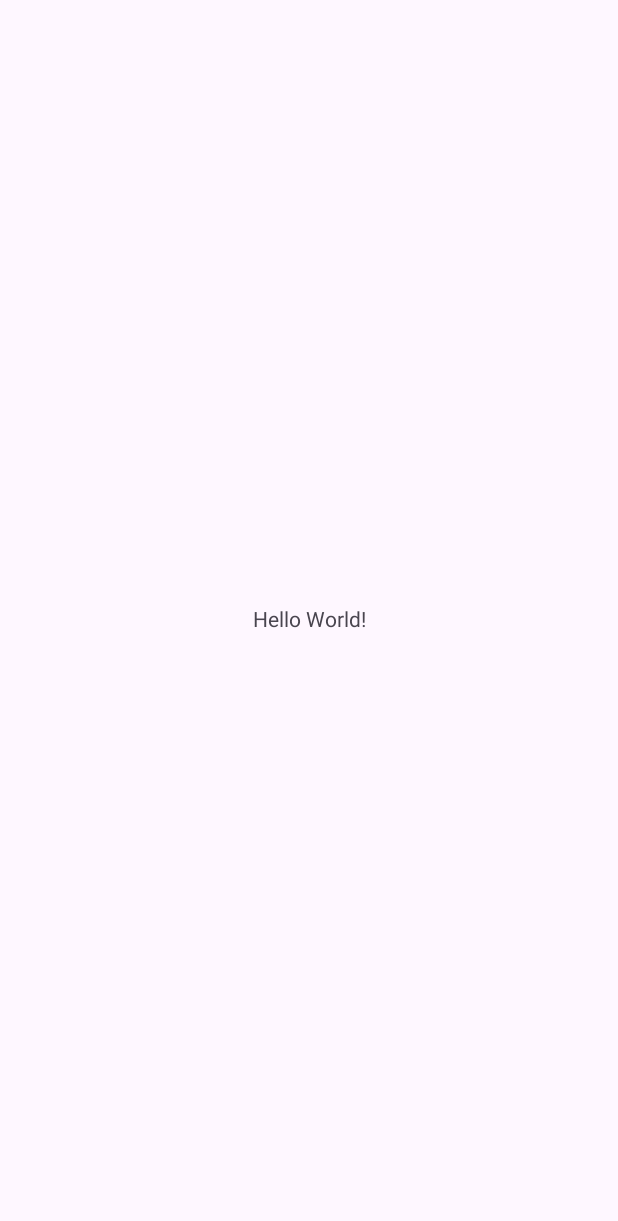
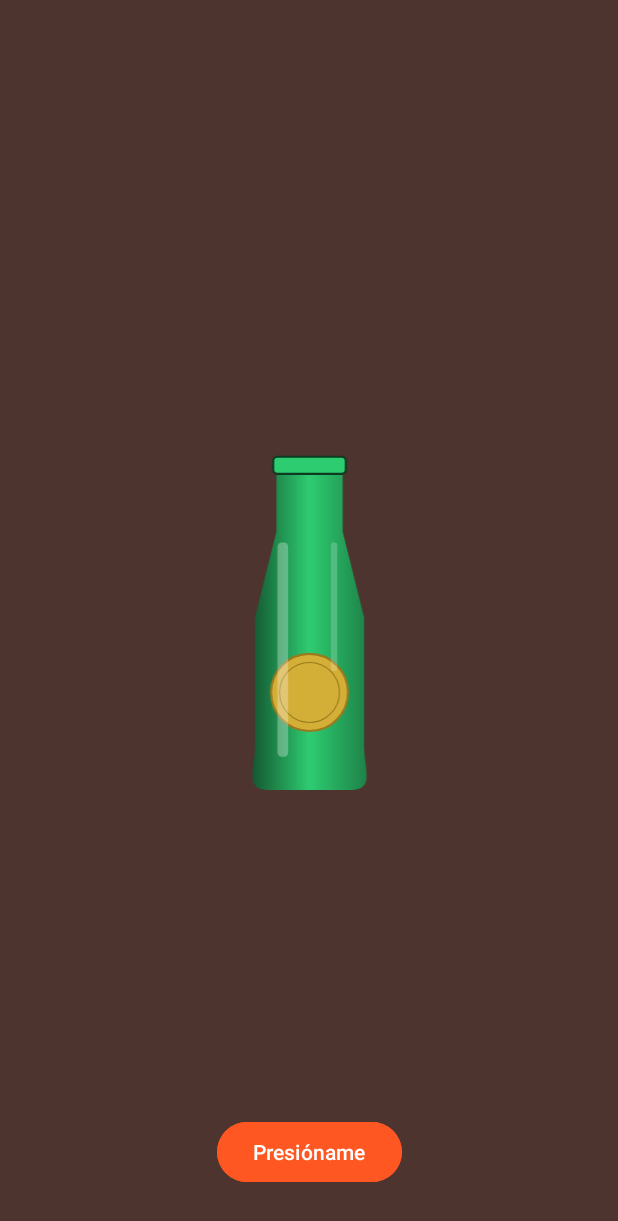
Before and after one commit to JairosA-Diaz/grupoTres, an Android app: the screen it shows after launch (MainActivity), on a phone screen of 412 x 824 dp. Before the commit the part shown is almost empty. Shown: the top 1221 px of the screen. Run offline under Robolectric (Android 15) with nearby library versions, the light colour scheme and no system bars.

Commit message:
setup_navigation_and_home_fragment

```diff
--- /dev/null
+++ b/app/src/main/java/com/example/grupotres/ui/HomeFragment.kt
@@ -0,0 +1,24 @@
+package com.example.grupotres.ui
+
+import android.os.Bundle
+import android.view.LayoutInflater
+import android.view.View
+import android.view.ViewGroup
+import androidx.fragment.app.Fragment
+import com.example.grupotres.R
+
+class HomeFragment : Fragment() {
+
+    override fun onCreateView(
+        inflater: LayoutInflater, container: ViewGroup?,
+        savedInstanceState: Bundle?
+    ): View? {
+        // Inflate the layout for this fragment
+        return inflater.inflate(R.layout.fragment_home, container, false)
+    }
+
+    override fun onViewCreated(view: View, savedInstanceState: Bundle?) {
+        super.onViewCreated(view, savedInstanceState)
+        // Aquí irá la lógica que teníamos del botón y la botella
+    }
+}
--- a/app/src/main/res/layout/activity_main.xml
+++ b/app/src/main/res/layout/activity_main.xml
@@ -5,15 +5,14 @@
     android:id="@+id/main"
     android:layout_width="match_parent"
     android:layout_height="match_parent"
-    tools:context=".MainActivity">
+    tools:context=".ui.MainActivity">
 
-    <TextView
-        android:layout_width="wrap_content"
-        android:layout_height="wrap_content"
-        android:text="Hello World!"
-        app:layout_constraintBottom_toBottomOf="parent"
-        app:layout_constraintEnd_toEndOf="parent"
-        app:layout_constraintStart_toStartOf="parent"
-        app:layout_constraintTop_toTopOf="parent" />
+    <androidx.fragment.app.FragmentContainerView
+        android:id="@+id/nav_host_fragment"
+        android:name="androidx.navigation.fragment.NavHostFragment"
+        android:layout_width="match_parent"
+        android:layout_height="match_parent"
+        app:defaultNavHost="true"
+        app:navGraph="@navigation/nav_graph" />
 
 </androidx.constraintlayout.widget.ConstraintLayout>
--- /dev/null
+++ b/app/src/main/res/layout/fragment_home.xml
@@ -0,0 +1,33 @@
+<?xml version="1.0" encoding="utf-8"?>
+<androidx.constraintlayout.widget.ConstraintLayout xmlns:android="http://schemas.android.com/apk/res/android"
+    xmlns:app="http://schemas.android.com/apk/res-auto"
+    xmlns:tools="http://schemas.android.com/tools"
+    android:layout_width="match_parent"
+    android:layout_height="match_parent"
+    android:background="#4E342E"
+    tools:context=".ui.HomeFragment">
+
+    <ImageView
+        android:id="@+id/iv_bottle_home"
+        android:layout_width="250dp"
+        android:layout_height="250dp"
+        android:src="@drawable/ic_bottle"
+        app:layout_constraintBottom_toBottomOf="parent"
+        app:layout_constraintEnd_toEndOf="parent"
+        app:layout_constraintStart_toStartOf="parent"
+        app:layout_constraintTop_toTopOf="parent"
+        android:contentDescription="Botella" />
+
+    <Button
+        android:id="@+id/btn_spin_home"
+        android:layout_width="wrap_content"
+        android:layout_height="wrap_content"
+        android:layout_marginBottom="32dp"
+        android:backgroundTint="#FF5722"
+        android:text="Presióname"
+        android:textColor="@android:color/white"
+        app:layout_constraintBottom_toBottomOf="parent"
+        app:layout_constraintEnd_toEndOf="parent"
+        app:layout_constraintStart_toStartOf="parent" />
+
+</androidx.constraintlayout.widget.ConstraintLayout>
--- /dev/null
+++ b/app/src/main/res/navigation/nav_graph.xml
@@ -0,0 +1,13 @@
+<?xml version="1.0" encoding="utf-8"?>
+<navigation xmlns:android="http://schemas.android.com/apk/res/android"
+    xmlns:app="http://schemas.android.com/apk/res-auto"
+    xmlns:tools="http://schemas.android.com/tools"
+    android:id="@+id/nav_graph"
+    app:startDestination="@id/homeFragment">
+
+    <fragment
+        android:id="@+id/homeFragment"
+        android:name="com.example.grupotres.ui.HomeFragment"
+        android:label="Home"
+        tools:layout="@layout/fragment_home" />
+</navigation>
```
